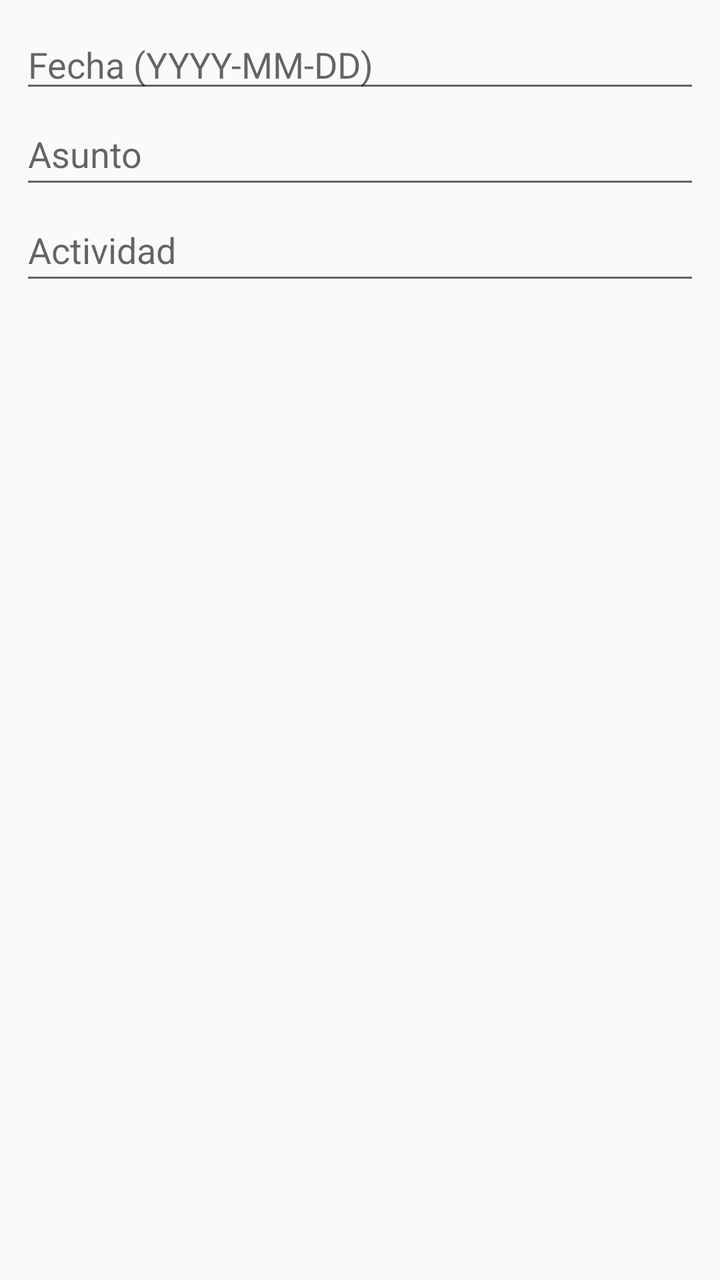
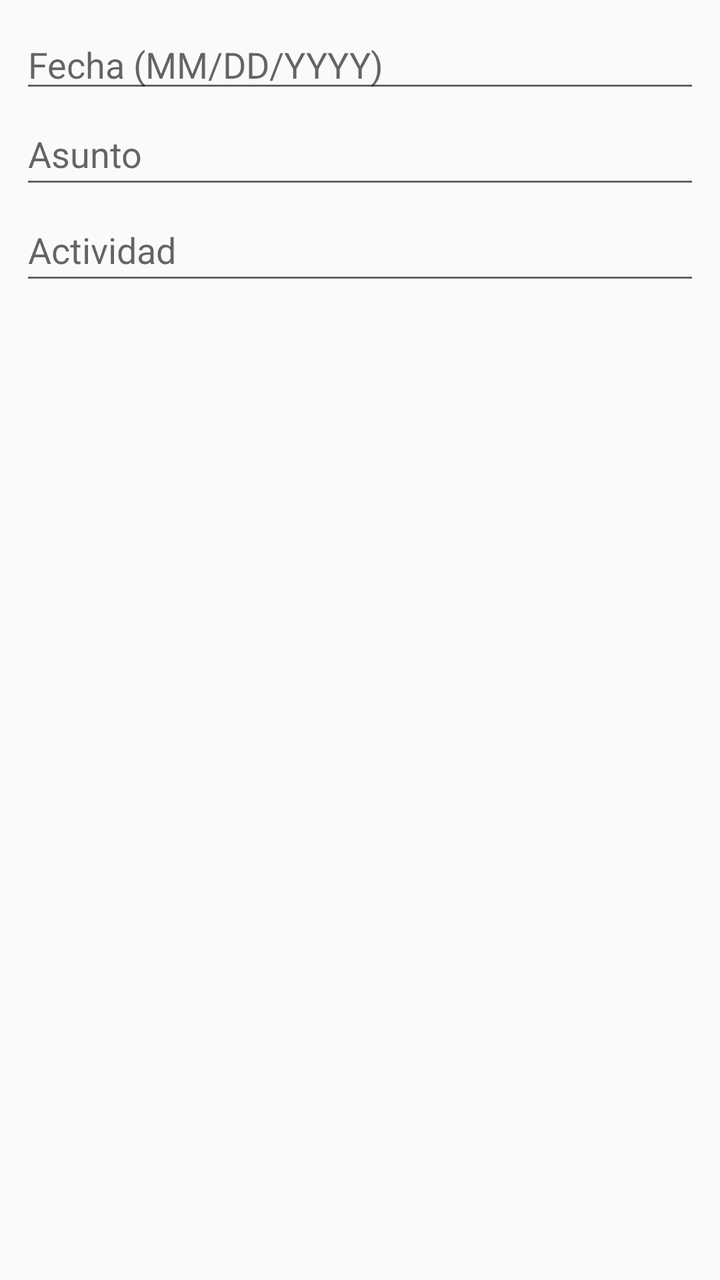

Before-and-after screenshots of an Android layout around one commit, followed by the original layout XML and the change that was made.
<!-- AndroidManifest.xml: application theme Theme.Agendas -->
<!-- res/layout/modal_add_apointment.xml -->
<?xml version="1.0" encoding="utf-8"?>
<LinearLayout xmlns:android="http://schemas.android.com/apk/res/android"
    xmlns:tools="http://schemas.android.com/tools"
    android:layout_width="match_parent"
    android:layout_height="match_parent"
    android:orientation="vertical"
    android:padding="10dp">

    <EditText
        android:id="@+id/txtEditDate"
        android:layout_width="match_parent"
        android:layout_height="wrap_content"
        android:height="48dp"
        android:ems="10"
        android:hint="Fecha (YYYY-MM-DD)"
        android:inputType="date" />

    <EditText
        android:id="@+id/txtEditSubject"
        android:layout_width="match_parent"
        android:layout_height="wrap_content"
        android:height="48dp"
        android:hint="Asunto" />

    <EditText
        android:id="@+id/txtEditActivity"
        android:layout_width="match_parent"
        android:layout_height="wrap_content"
        android:height="48dp"
        android:hint="Actividad" />
</LinearLayout>
<!-- resources referenced by this layout -->
<resources>
  <style name="Theme.Agendas" parent="android:Theme.Material.Light.NoActionBar" />
</resources>

<!-- the commit's change to res/layout/modal_add_apointment.xml (unified diff, before → after) -->
@@ -12,7 +12,7 @@
         android:layout_height="wrap_content"
         android:height="48dp"
         android:ems="10"
-        android:hint="Fecha (YYYY-MM-DD)"
+        android:hint="Fecha (MM/DD/YYYY)"
         android:inputType="date" />
 
     <EditText
